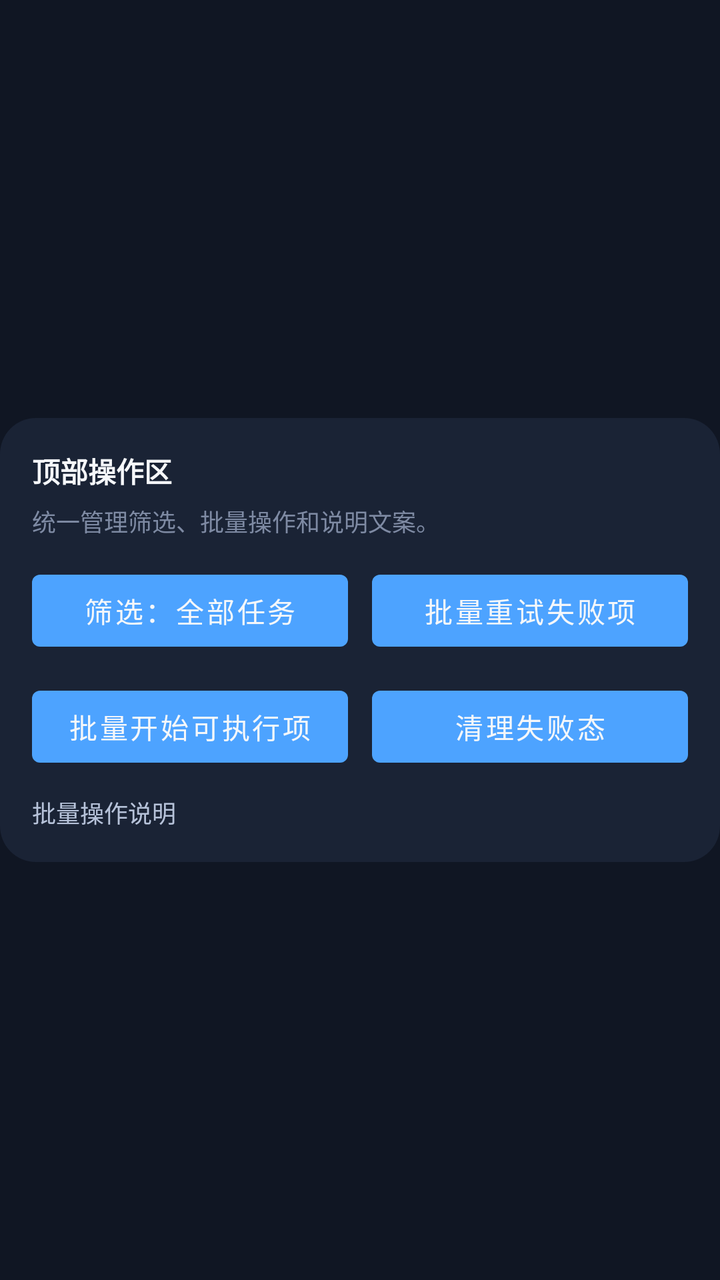
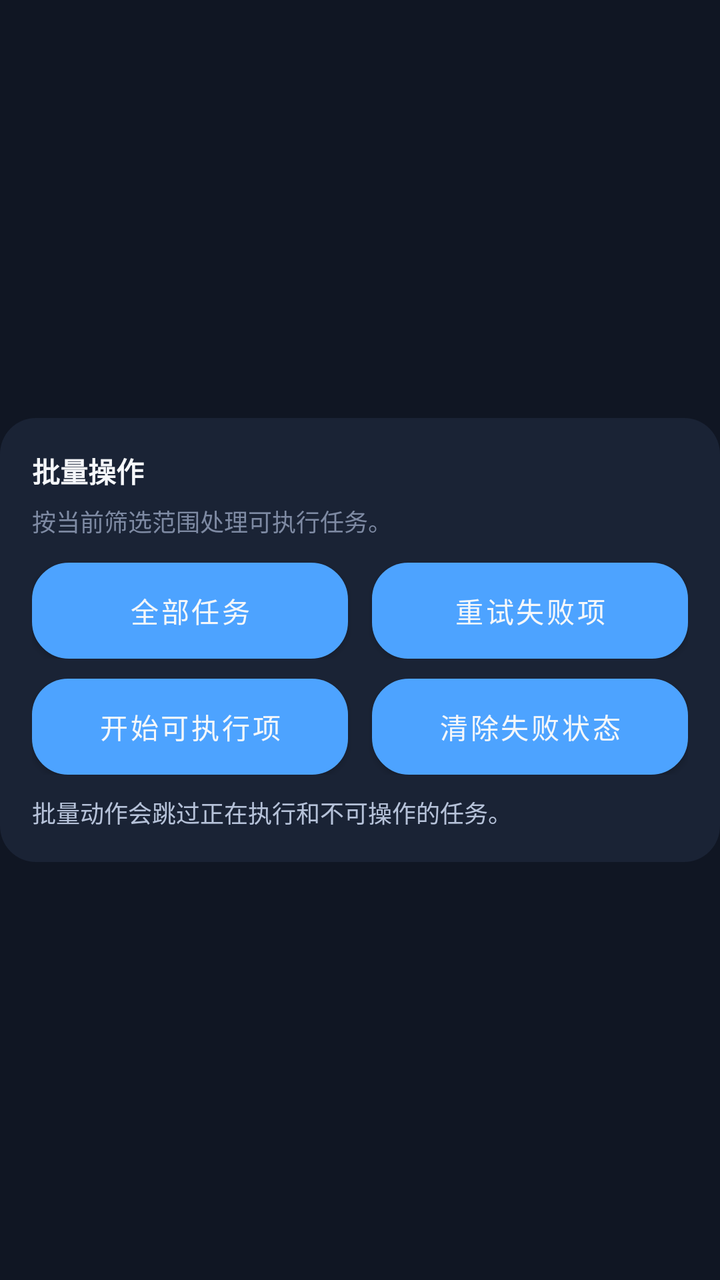

The first picture is an Android layout as it rendered before a commit; the second is the same layout after the commit. The layout source and the unified diff follow.
<!-- AndroidManifest.xml: another module's application theme Theme.CarAppStore -->
<!-- res/layout/view_task_center_actions.xml -->
<?xml version="1.0" encoding="utf-8"?>
<androidx.constraintlayout.widget.ConstraintLayout xmlns:android="http://schemas.android.com/apk/res/android"
    xmlns:app="http://schemas.android.com/apk/res-auto"
    android:layout_width="match_parent"
    android:layout_height="wrap_content"
    android:layout_marginTop="@dimen/spacing_14dp">

    <LinearLayout
        android:layout_width="0dp"
        android:layout_height="wrap_content"
        android:background="@drawable/bg_panel"
        android:orientation="vertical"
        android:padding="@dimen/spacing_16dp"
        app:layout_constraintBottom_toBottomOf="parent"
        app:layout_constraintEnd_toEndOf="parent"
        app:layout_constraintStart_toStartOf="parent"
        app:layout_constraintTop_toTopOf="parent">

    <TextView
        android:id="@+id/tvActionTitle"
        android:layout_width="wrap_content"
        android:layout_height="wrap_content"
        android:text="@string/ui_task_actions_title"
        android:textColor="@color/car_text_primary"
        android:textSize="@dimen/text_sm"
        android:textStyle="bold" />

    <TextView
        android:id="@+id/tvActionHint"
        android:layout_width="match_parent"
        android:layout_height="wrap_content"
        android:layout_marginTop="@dimen/spacing_6dp"
        android:text="@string/ui_task_actions_hint"
        android:textColor="@color/car_text_hint"
        android:textSize="@dimen/text_xs" />

    <LinearLayout
        android:layout_width="match_parent"
        android:layout_height="wrap_content"
        android:layout_marginTop="@dimen/spacing_12dp"
        android:orientation="horizontal">

        <Button
            android:id="@+id/btnActionPrimary"
            android:layout_width="0dp"
            android:layout_height="wrap_content"
            android:layout_marginEnd="@dimen/spacing_6dp"
            android:layout_weight="1"
            android:text="@string/ui_task_filter_all" />

        <Button
            android:id="@+id/btnActionSecondary"
            android:layout_width="0dp"
            android:layout_height="wrap_content"
            android:layout_marginStart="@dimen/spacing_6dp"
            android:layout_weight="1"
            android:text="@string/ui_batch_retry_failed" />
    </LinearLayout>

    <LinearLayout
        android:id="@+id/layoutActionRow2"
        android:layout_width="match_parent"
        android:layout_height="wrap_content"
        android:layout_marginTop="@dimen/spacing_10dp"
        android:orientation="horizontal">

        <Button
            android:id="@+id/btnActionTertiary"
            android:layout_width="0dp"
            android:layout_height="wrap_content"
            android:layout_marginEnd="@dimen/spacing_6dp"
            android:layout_weight="1"
            android:text="@string/ui_batch_start_runnable" />

        <Button
            android:id="@+id/btnActionQuaternary"
            android:layout_width="0dp"
            android:layout_height="wrap_content"
            android:layout_marginStart="@dimen/spacing_6dp"
            android:layout_weight="1"
            android:text="@string/ui_clear_failed_state" />
    </LinearLayout>

    <TextView
        android:id="@+id/tvActionSummary"
        android:layout_width="match_parent"
        android:layout_height="wrap_content"
        android:layout_marginTop="@dimen/spacing_10dp"
        android:text="@string/ui_batch_action_description"
        android:textColor="@color/car_text_secondary"
        android:textSize="@dimen/text_xs" />
    </LinearLayout>

</androidx.constraintlayout.widget.ConstraintLayout>
<!-- resources referenced by this layout -->
<resources>
  <color name="car_text_hint">#7E8AA3</color>
  <color name="car_text_primary">#F5F7FA</color>
  <color name="car_text_secondary">#B6C2D9</color>
  <dimen name="spacing_10dp">10dp</dimen>
  <dimen name="spacing_12dp">12dp</dimen>
  <dimen name="spacing_14dp">14dp</dimen>
  <dimen name="spacing_16dp">16dp</dimen>
  <dimen name="spacing_6dp">6dp</dimen>
  <dimen name="text_sm">14sp</dimen>
  <dimen name="text_xs">12sp</dimen>
  <!-- drawable bg_panel (drawable) -->
  <shape xmlns:android="http://schemas.android.com/apk/res/android">
      <solid android:color="@color/car_surface" />
      <corners android:radius="18dp" />
  </shape>
  <string name="ui_batch_action_description">批量操作说明</string>
  <string name="ui_batch_retry_failed">批量重试失败项</string>
  <string name="ui_batch_start_runnable">批量开始可执行项</string>
  <string name="ui_clear_failed_state">清理失败态</string>
  <string name="ui_task_actions_hint">统一管理筛选、批量操作和说明文案。</string>
  <string name="ui_task_actions_title">顶部操作区</string>
  <string name="ui_task_filter_all">筛选：全部任务</string>
  <style name="Theme.CarAppStore" parent="Theme.MaterialComponents.DayNight.NoActionBar">
          <item name="colorPrimary">@color/car_primary</item>
          <item name="colorPrimaryVariant">@color/car_primary_dark</item>
          <item name="colorOnPrimary">@color/car_text_primary</item>
          <item name="colorSecondary">@color/car_accent</item>
          <item name="colorSecondaryVariant">@color/teal_700</item>
          <item name="colorOnSecondary">@color/car_bg</item>
          <item name="android:statusBarColor" tools:targetApi="l">@color/car_bg</item>
          <item name="android:navigationBarColor" tools:targetApi="l">@color/car_bg</item>
          <item name="android:windowBackground">@color/car_bg</item>
      </style>
  <color name="car_surface">#1A2335</color>
  <color name="car_primary">#4DA3FF</color>
  <color name="car_primary_dark">#2E7DE0</color>
  <color name="car_accent">#5DE1B9</color>
  <color name="teal_700">#FF018786</color>
  <color name="car_bg">#101623</color>
</resources>

<!-- the commit's change to res/layout/view_task_center_actions.xml (unified diff, before → after) -->
@@ -44,17 +44,23 @@
             android:id="@+id/btnActionPrimary"
             android:layout_width="0dp"
             android:layout_height="wrap_content"
+            android:background="@drawable/bg_secondary_button"
             android:layout_marginEnd="@dimen/spacing_6dp"
             android:layout_weight="1"
-            android:text="@string/ui_task_filter_all" />
+            android:text="@string/ui_task_filter_all"
+            android:textAllCaps="false"
+            android:textColor="@color/car_text_primary" />
 
         <Button
             android:id="@+id/btnActionSecondary"
             android:layout_width="0dp"
             android:layout_height="wrap_content"
+            android:background="@drawable/bg_primary_button_warning"
             android:layout_marginStart="@dimen/spacing_6dp"
             android:layout_weight="1"
-            android:text="@string/ui_batch_retry_failed" />
+            android:text="@string/ui_batch_retry_failed"
+            android:textAllCaps="false"
+            android:textColor="@color/car_text_primary" />
     </LinearLayout>
 
     <LinearLayout
@@ -68,17 +74,23 @@
             android:id="@+id/btnActionTertiary"
             android:layout_width="0dp"
             android:layout_height="wrap_content"
+            android:background="@drawable/bg_primary_button"
             android:layout_marginEnd="@dimen/spacing_6dp"
             android:layout_weight="1"
-            android:text="@string/ui_batch_start_runnable" />
+            android:text="@string/ui_batch_start_runnable"
+            android:textAllCaps="false"
+            android:textColor="@color/car_text_primary" />
 
         <Button
             android:id="@+id/btnActionQuaternary"
             android:layout_width="0dp"
             android:layout_height="wrap_content"
+            android:background="@drawable/bg_secondary_button"
             android:layout_marginStart="@dimen/spacing_6dp"
             android:layout_weight="1"
-            android:text="@string/ui_clear_failed_state" />
+            android:text="@string/ui_clear_failed_state"
+            android:textAllCaps="false"
+            android:textColor="@color/car_text_primary" />
     </LinearLayout>
 
     <TextView
<!-- resource entries referenced after the edit -->
@@ -15,13 +15,33 @@
       <solid android:color="@color/car_surface" />
       <corners android:radius="18dp" />
   </shape>
-  <string name="ui_batch_action_description">批量操作说明</string>
-  <string name="ui_batch_retry_failed">批量重试失败项</string>
-  <string name="ui_batch_start_runnable">批量开始可执行项</string>
-  <string name="ui_clear_failed_state">清理失败态</string>
-  <string name="ui_task_actions_hint">统一管理筛选、批量操作和说明文案。</string>
-  <string name="ui_task_actions_title">顶部操作区</string>
-  <string name="ui_task_filter_all">筛选：全部任务</string>
+  <!-- drawable bg_primary_button (drawable) -->
+  <shape xmlns:android="http://schemas.android.com/apk/res/android">
+      <gradient
+          android:angle="0"
+          android:endColor="@color/car_primary"
+          android:startColor="@color/car_primary_dark" />
+      <corners android:radius="18dp" />
+  </shape>
+  <!-- drawable bg_primary_button_warning (drawable) -->
+  <?xml version="1.0" encoding="utf-8"?>
+  <shape xmlns:android="http://schemas.android.com/apk/res/android" android:shape="rectangle">
+      <corners android:radius="18dp" />
+      <solid android:color="@color/car_warning" />
+  </shape>
+  <!-- drawable bg_secondary_button (drawable) -->
+  <shape xmlns:android="http://schemas.android.com/apk/res/android">
+      <solid android:color="@color/car_surface_light" />
+      <stroke android:width="1dp" android:color="@color/car_divider" />
+      <corners android:radius="18dp" />
+  </shape>
+  <string name="ui_batch_action_description">批量动作会跳过正在执行和不可操作的任务。</string>
+  <string name="ui_batch_retry_failed">重试失败项</string>
+  <string name="ui_batch_start_runnable">开始可执行项</string>
+  <string name="ui_clear_failed_state">清除失败状态</string>
+  <string name="ui_task_actions_hint">按当前筛选范围处理可执行任务。</string>
+  <string name="ui_task_actions_title">批量操作</string>
+  <string name="ui_task_filter_all">全部任务</string>
   <style name="Theme.CarAppStore" parent="Theme.MaterialComponents.DayNight.NoActionBar">
           <item name="colorPrimary">@color/car_primary</item>
           <item name="colorPrimaryVariant">@color/car_primary_dark</item>
@@ -36,6 +56,9 @@
   <color name="car_surface">#1A2335</color>
   <color name="car_primary">#4DA3FF</color>
   <color name="car_primary_dark">#2E7DE0</color>
+  <color name="car_warning">#FFB84D</color>
+  <color name="car_surface_light">#223049</color>
+  <color name="car_divider">#2B3852</color>
   <color name="car_accent">#5DE1B9</color>
   <color name="teal_700">#FF018786</color>
   <color name="car_bg">#101623</color>
